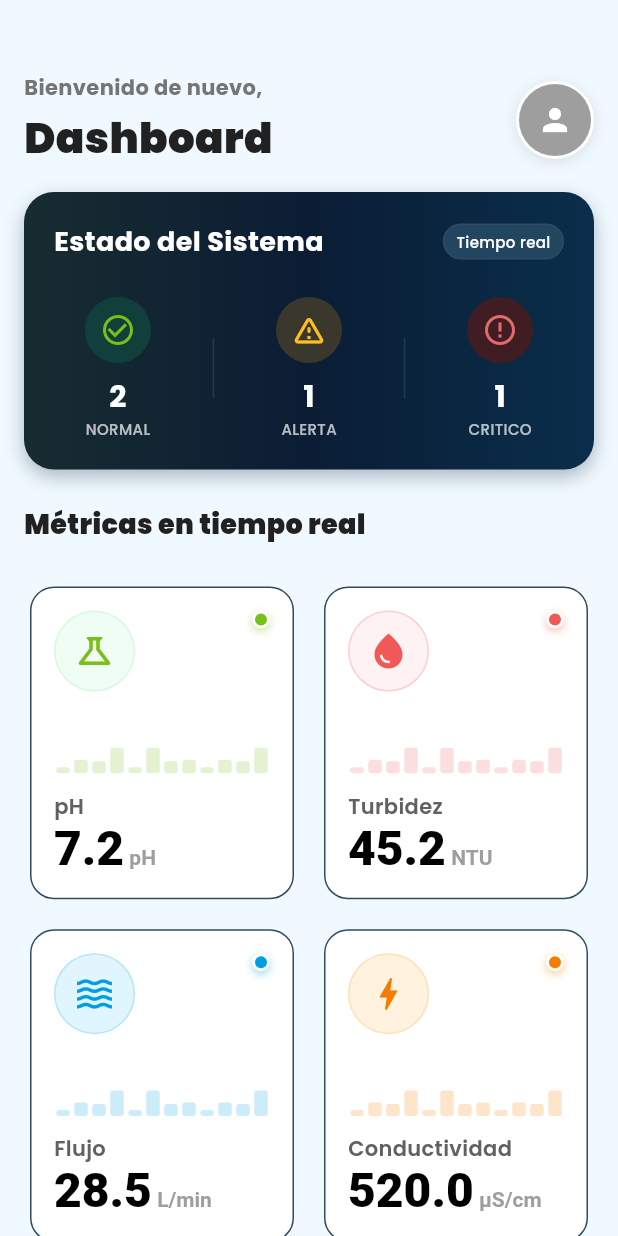
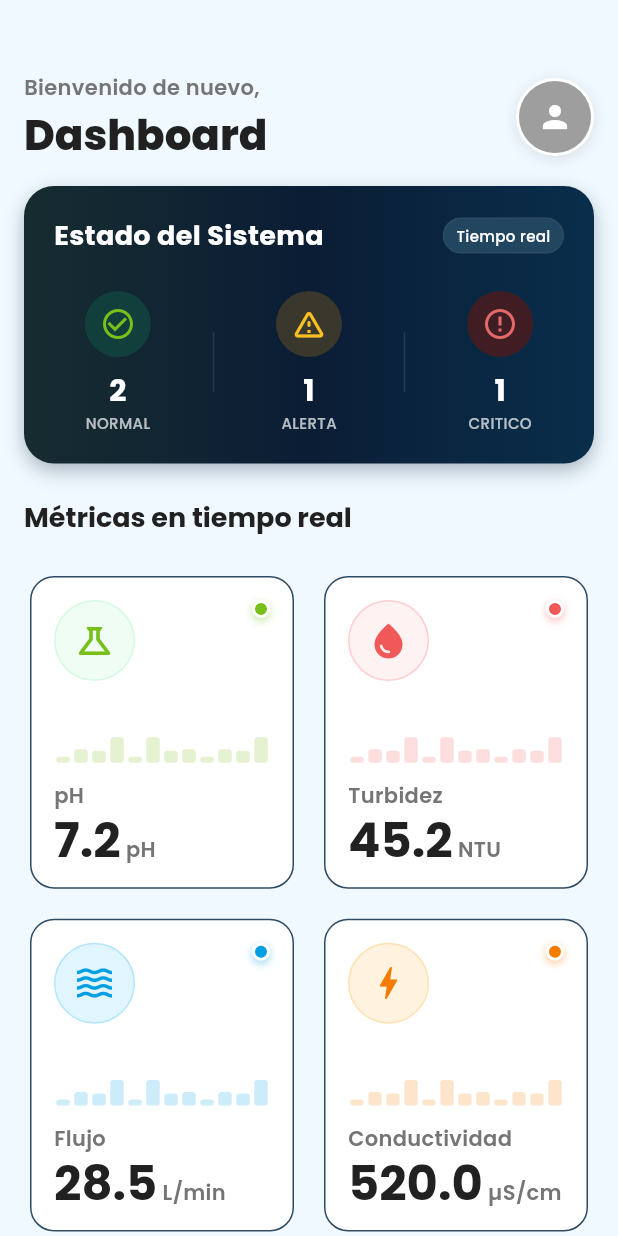
Before and after one commit to xhandlr/water-quality-monitoring, a Flutter app: the DashboardPage screen opened directly, on a phone screen of 412 x 824 dp. Run offline on Flutter 3.47's test engine with Material 3 defaults, Android fonts, the phone set to English and light mode, and no system bars; our stand-ins replace fl_chart, google_fonts.

Commit message:
fix: solucionar problema de visibilidad de fuente de google fonts
- La app no mostraba correctamente los pesos de la fuente seleccionada
- Se agregaron variables globales en 'theme.dart' para una mejor escalabilidad y consistencia del sistema

```diff
--- a/app-mobile/lib/core/config/theme.dart
+++ b/app-mobile/lib/core/config/theme.dart
@@ -74,7 +74,38 @@ class AppColors {
 class AppTheme {
   static ThemeData lightTheme = ThemeData(
     scaffoldBackgroundColor: AppColors.background,
-    textTheme: GoogleFonts.poppinsTextTheme(),
+    textTheme: GoogleFonts.poppinsTextTheme().copyWith(
+      // Títulos Grandes (Dashboard, Valores de Sensores)
+      headlineLarge: GoogleFonts.poppins(
+        fontSize: 32,
+        fontWeight: FontWeight.w700, // Bold
+        color: AppColors.textPrimary,
+        height: 1.0,
+      ),
+      headlineMedium: GoogleFonts.poppins(
+        fontSize: 28,
+        fontWeight: FontWeight.w800, // ExtraBold
+        color: AppColors.textPrimary,
+      ),
+      // Subtítulos de Sección
+      titleLarge: GoogleFonts.poppins(
+        fontSize: 18,
+        fontWeight: FontWeight.w700, // Bold
+        color: AppColors.textPrimary,
+      ),
+      // Nombres de Sensores / Títulos de Tarjetas
+      titleMedium: GoogleFonts.poppins(
+        fontSize: 16,
+        fontWeight: FontWeight.w600, // SemiBold
+        color: AppColors.textSecondary,
+      ),
+      // Texto secundario / Unidades
+      bodyMedium: GoogleFonts.poppins(
+        fontSize: 14,
+        fontWeight: FontWeight.w600, // SemiBold
+        color: AppColors.textSecondary,
+      ),
+    ),
     colorScheme: ColorScheme.fromSeed(
       seedColor: AppColors.primary,
       brightness: Brightness.light,
--- a/app-mobile/lib/features/monitoring/pages/dashboard_page.dart
+++ b/app-mobile/lib/features/monitoring/pages/dashboard_page.dart
@@ -111,20 +111,12 @@ class _DashboardPageState extends State<DashboardPage> {
                               children: [
                                 Text(
                                   'Bienvenido de nuevo,',
-                                  style: TextStyle(
-                                    color: AppColors.textSecondary,
-                                    fontSize: 14,
-                                    fontWeight: FontWeight.bold,
-                                  ),
+                                  style: Theme.of(context).textTheme.bodyMedium,
                                 ),
                                 const SizedBox(height: 4),
-                                const Text(
+                                Text(
                                   'Dashboard',
-                                  style: TextStyle(
-                                    fontSize: 28,
-                                    fontWeight: FontWeight.w900,
-                                    color: AppColors.textPrimary,
-                                  ),
+                                  style: Theme.of(context).textTheme.headlineMedium,
                                 ),
                               ],
                             ),
@@ -261,13 +253,9 @@ class _DashboardPageState extends State<DashboardPage> {
                   SliverToBoxAdapter(
                     child: Padding(
                       padding: const EdgeInsets.symmetric(horizontal: 16.0, vertical: 8.0),
-                      child: const Text(
+                      child: Text(
                         'Métricas en tiempo real',
-                        style: TextStyle(
-                          fontSize: 18,
-                          fontWeight: FontWeight.w900,
-                          color: AppColors.textPrimary,
-                        ),
+                        style: Theme.of(context).textTheme.titleLarge,
                       ),
                     ),
                   ),
--- a/app-mobile/lib/features/monitoring/widgets/sensor_card.dart
+++ b/app-mobile/lib/features/monitoring/widgets/sensor_card.dart
@@ -136,11 +136,7 @@ class SensorCard extends StatelessWidget {
               const SizedBox(height: 12),
               Text(
                 reading.name,
-                style: TextStyle(
-                  fontSize: 14,
-                  fontWeight: FontWeight.w600,
-                  color: Colors.grey[700],
-                ),
+                style: Theme.of(context).textTheme.bodyMedium,
               ),
               const SizedBox(height: 4),
               RichText(
@@ -148,20 +144,11 @@ class SensorCard extends StatelessWidget {
                   children: [
                     TextSpan(
                       text: reading.value.toString(),
-                      style: const TextStyle(
-                        fontSize: 32,
-                        fontWeight: FontWeight.w900,
-                        color: Colors.black,
-                        height: 1.0,
-                      ),
+                      style: Theme.of(context).textTheme.headlineLarge,
                     ),
                     TextSpan(
                       text: ' ${reading.unit}',
-                      style: TextStyle(
-                        fontSize: 14,
-                        fontWeight: FontWeight.w600,
-                        color: Colors.grey[500],
-                      ),
+                      style: Theme.of(context).textTheme.bodyMedium,
                     ),
                   ],
                 ),
```
